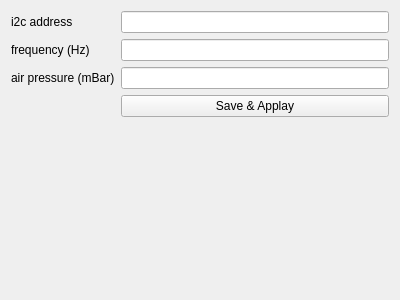
Before: the Qt Designer form Hanse/Module_PressureSensor/pressure_form.ui in iti-luebeck/HANSE2011, drawn with Qt 5.
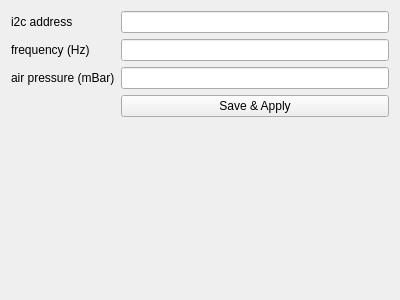
After: the same form once the commit is applied.

Diff of the .ui file:
```diff
--- a/Hanse/Module_PressureSensor/pressure_form.ui
+++ b/Hanse/Module_PressureSensor/pressure_form.ui
@@ -37,7 +37,10 @@
    <item row="3" column="1">
     <widget class="QPushButton" name="save">
      <property name="text">
-      <string>Save &amp;&amp; Applay</string>
+      <string>Save &amp;&amp; Apply</string>
+     </property>
+     <property name="shortcut">
+      <string>Return</string>
      </property>
     </widget>
    </item>
```
